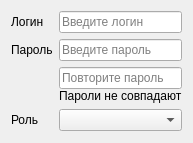
First picture: the form in Forms/UserDataForm/UserDataForm.ui, repository maks1596/professional-qualities-admin, before the edit.
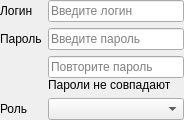
Second picture: the form after the edit.

Commit message: Убраны отступы с формы данных для авторизации пользователя

Patch:
```diff
--- a/Forms/UserDataForm/UserDataForm.ui
+++ b/Forms/UserDataForm/UserDataForm.ui
@@ -6,14 +6,26 @@
    <rect>
     <x>0</x>
     <y>0</y>
-    <width>187</width>
-    <height>143</height>
+    <width>184</width>
+    <height>113</height>
    </rect>
   </property>
   <property name="windowTitle">
    <string>Form</string>
   </property>
   <layout class="QFormLayout" name="formLayout">
+   <property name="leftMargin">
+    <number>0</number>
+   </property>
+   <property name="topMargin">
+    <number>0</number>
+   </property>
+   <property name="rightMargin">
+    <number>0</number>
+   </property>
+   <property name="bottomMargin">
+    <number>0</number>
+   </property>
    <item row="0" column="0">
     <widget class="QLabel" name="label">
      <property name="text">
```
